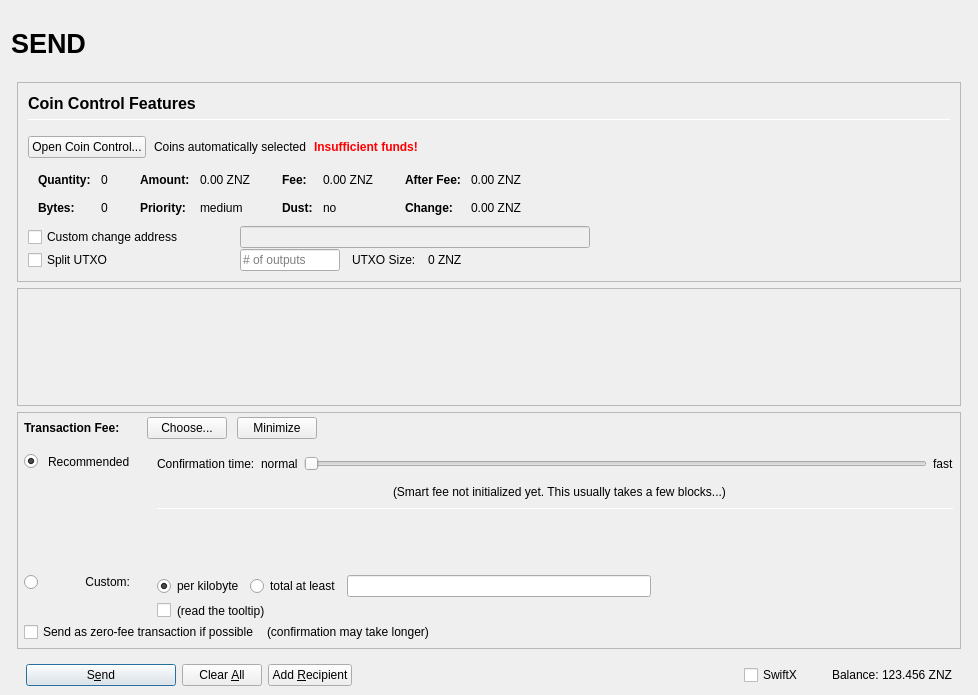
Qt form src/qt/forms/sendcoinsdialog.ui (ZENZO-Ecosystem/ZENZO-Core-Archive) before a commit.
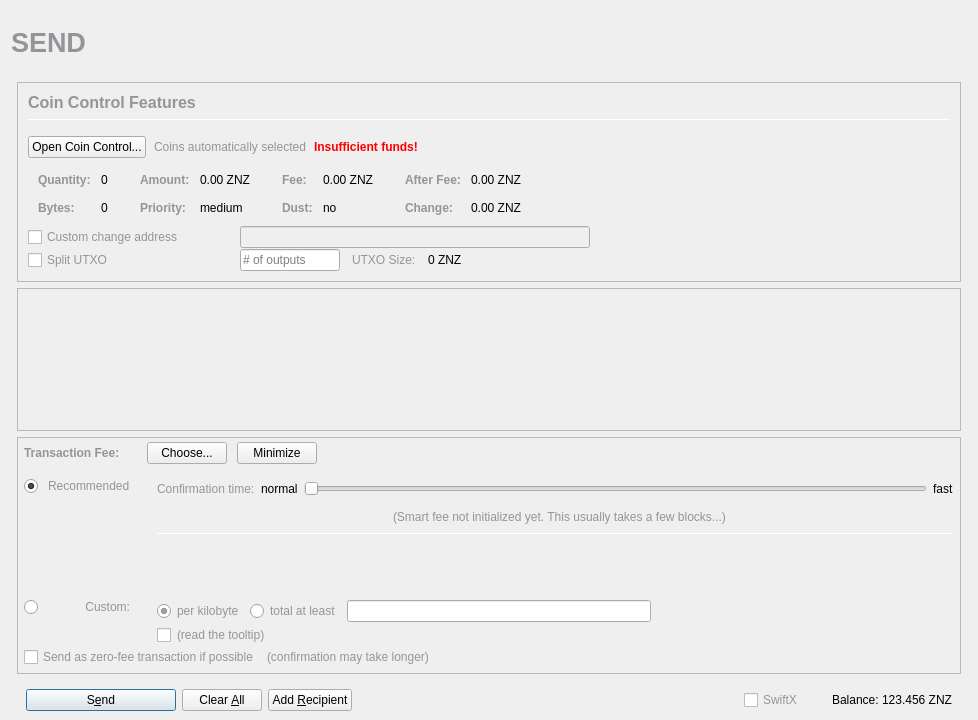
The same form after that commit. Icons and pictures are not drawn. Custom widgets are drawn as their Qt base class.

```diff
--- a/src/qt/forms/sendcoinsdialog.ui
+++ b/src/qt/forms/sendcoinsdialog.ui
@@ -10,7 +10,7 @@
     <x>0</x>
     <y>0</y>
     <width>978</width>
-    <height>695</height>
+    <height>720</height>
    </rect>
   </property>
   <property name="windowTitle">
@@ -79,7 +79,7 @@
              </font>
             </property>
             <property name="text">
-             <string>SEND</string>
+             <string>&lt;html&gt;&lt;head/&gt;&lt;body&gt;&lt;p&gt;&lt;span style=&quot; color:#939598;&quot;&gt;SEND&lt;/span&gt;&lt;/p&gt;&lt;/body&gt;&lt;/html&gt;</string>
             </property>
             <property name="alignment">
              <set>Qt::AlignLeading|Qt::AlignLeft|Qt::AlignVCenter</set>
@@ -235,7 +235,7 @@
                      <string notr="true">font-weight:bold;</string>
                     </property>
                     <property name="text">
-                     <string>Coin Control Features</string>
+                     <string>&lt;html&gt;&lt;head/&gt;&lt;body&gt;&lt;p&gt;&lt;span style=&quot; color:#939598;&quot;&gt;Coin Control Features&lt;/span&gt;&lt;/p&gt;&lt;/body&gt;&lt;/html&gt;</string>
                     </property>
                    </widget>
                   </item>
@@ -289,7 +289,7 @@
                 <item>
                  <widget class="QLabel" name="labelCoinControlAutomaticallySelected">
                   <property name="text">
-                   <string>Coins automatically selected</string>
+                   <string>&lt;html&gt;&lt;head/&gt;&lt;body&gt;&lt;p&gt;&lt;span style=&quot; color:#939598;&quot;&gt;Coins automatically selected&lt;/span&gt;&lt;/p&gt;&lt;/body&gt;&lt;/html&gt;</string>
                   </property>
                   <property name="margin">
                    <number>5</number>
@@ -397,7 +397,7 @@
                         </font>
                        </property>
                        <property name="text">
-                        <string>Quantity:</string>
+                        <string>&lt;html&gt;&lt;head/&gt;&lt;body&gt;&lt;p&gt;&lt;span style=&quot; color:#939598;&quot;&gt;Quantity:&lt;/span&gt;&lt;/p&gt;&lt;/body&gt;&lt;/html&gt;</string>
                        </property>
                        <property name="margin">
                         <number>0</number>
@@ -432,7 +432,7 @@
                         </font>
                        </property>
                        <property name="text">
-                        <string>Bytes:</string>
+                        <string>&lt;html&gt;&lt;head/&gt;&lt;body&gt;&lt;p&gt;&lt;span style=&quot; color:#939598;&quot;&gt;Bytes:&lt;/span&gt;&lt;/p&gt;&lt;/body&gt;&lt;/html&gt;</string>
                        </property>
                       </widget>
                      </item>
@@ -480,7 +480,7 @@
                         </font>
                        </property>
                        <property name="text">
-                        <string>Amount:</string>
+                        <string>&lt;html&gt;&lt;head/&gt;&lt;body&gt;&lt;p&gt;&lt;span style=&quot; color:#939598;&quot;&gt;Amount:&lt;/span&gt;&lt;/p&gt;&lt;/body&gt;&lt;/html&gt;</string>
                        </property>
                        <property name="margin">
                         <number>0</number>
@@ -512,7 +512,7 @@
                         </font>
                        </property>
                        <property name="text">
-                        <string>Priority:</string>
+                        <string>&lt;html&gt;&lt;head/&gt;&lt;body&gt;&lt;p&gt;&lt;span style=&quot; color:#939598;&quot;&gt;Priority:&lt;/span&gt;&lt;/p&gt;&lt;/body&gt;&lt;/html&gt;</string>
                        </property>
                       </widget>
                      </item>
@@ -560,7 +560,7 @@
                         </font>
                        </property>
                        <property name="text">
-                        <string>Fee:</string>
+                        <string>&lt;html&gt;&lt;head/&gt;&lt;body&gt;&lt;p&gt;&lt;span style=&quot; color:#939598;&quot;&gt;Fee:&lt;/span&gt;&lt;/p&gt;&lt;/body&gt;&lt;/html&gt;</string>
                        </property>
                        <property name="margin">
                         <number>0</number>
@@ -592,7 +592,7 @@
                         </font>
                        </property>
                        <property name="text">
-                        <string>Dust:</string>
+                        <string>&lt;html&gt;&lt;head/&gt;&lt;body&gt;&lt;p&gt;&lt;span style=&quot; color:#939598;&quot;&gt;Dust:&lt;/span&gt;&lt;/p&gt;&lt;/body&gt;&lt;/html&gt;</string>
                        </property>
                       </widget>
                      </item>
@@ -640,7 +640,7 @@
                         </font>
                        </property>
                        <property name="text">
-                        <string>After Fee:</string>
+                        <string>&lt;html&gt;&lt;head/&gt;&lt;body&gt;&lt;p&gt;&lt;span style=&quot; color:#939598;&quot;&gt;After Fee:&lt;/span&gt;&lt;/p&gt;&lt;/body&gt;&lt;/html&gt;</string>
                        </property>
                        <property name="margin">
                         <number>0</number>
@@ -672,7 +672,7 @@
                         </font>
                        </property>
                        <property name="text">
-                        <string>Change:</string>
+                        <string>&lt;html&gt;&lt;head/&gt;&lt;body&gt;&lt;p&gt;&lt;span style=&quot; color:#939598;&quot;&gt;Change:&lt;/span&gt;&lt;/p&gt;&lt;/body&gt;&lt;/html&gt;</string>
                        </property>
                       </widget>
                      </item>
@@ -736,6 +736,9 @@
                   <property name="toolTip">
                    <string>If this is activated, but the change address is empty or invalid, change will be sent to a newly generated address.</string>
                   </property>
+                  <property name="styleSheet">
+                   <string notr="true">color: rgb(147, 149, 152);</string>
+                  </property>
                   <property name="text">
                    <string>Custom change address</string>
                   </property>
@@ -812,6 +815,9 @@
                     <height>16777215</height>
                    </size>
                   </property>
+                  <property name="styleSheet">
+                   <string notr="true">color: rgb(147, 149, 152);</string>
+                  </property>
                   <property name="text">
                    <string>Split UTXO</string>
                   </property>
@@ -845,7 +851,7 @@
                 <item>
                  <widget class="QLabel" name="labelBlockSizeText">
                   <property name="text">
-                   <string>UTXO Size:</string>
+                   <string>&lt;html&gt;&lt;head/&gt;&lt;body&gt;&lt;p&gt;&lt;span style=&quot; color:#939598;&quot;&gt;UTXO Size:&lt;/span&gt;&lt;/p&gt;&lt;/body&gt;&lt;/html&gt;</string>
                   </property>
                  </widget>
                 </item>
@@ -900,8 +906,8 @@
             <rect>
              <x>0</x>
              <y>0</y>
-             <width>944</width>
-             <height>68</height>
+             <width>940</width>
+             <height>85</height>
             </rect>
            </property>
            <layout class="QVBoxLayout" name="verticalLayout_2" stretch="0,1">
@@ -1040,7 +1046,7 @@
                       <string notr="true">font-weight:bold;</string>
                      </property>
                      <property name="text">
-                      <string>Transaction Fee:</string>
+                      <string>&lt;html&gt;&lt;head/&gt;&lt;body&gt;&lt;p&gt;&lt;span style=&quot; color:#939598;&quot;&gt;Transaction Fee:&lt;/span&gt;&lt;/p&gt;&lt;/body&gt;&lt;/html&gt;</string>
                      </property>
                     </widget>
                    </item>
@@ -1185,7 +1191,7 @@
                   <item row="3" column="1">
                    <widget class="QLabel" name="labelCustomFee">
                     <property name="text">
-                     <string>Custom:</string>
+                     <string>&lt;html&gt;&lt;head/&gt;&lt;body&gt;&lt;p&gt;&lt;span style=&quot; color:#939598;&quot;&gt;Custom:&lt;/span&gt;&lt;/p&gt;&lt;/body&gt;&lt;/html&gt;</string>
                     </property>
                     <property name="alignment">
                      <set>Qt::AlignRight|Qt::AlignTop|Qt::AlignTrailing</set>
@@ -1204,6 +1210,9 @@
                         <property name="toolTip">
                          <string>If the custom fee is set to 1000 uZNZs and the transaction is only 250 bytes, then &quot;per kilobyte&quot; only pays 250 uZNZs in fee,&lt;br /&gt;while &quot;at least&quot; pays 1000 uZNZs. For transactions bigger than a kilobyte both pay by kilobyte.</string>
                         </property>
+                        <property name="styleSheet">
+                         <string notr="true">color: rgb(147, 149, 152);</string>
+                        </property>
                         <property name="text">
                          <string>per kilobyte</string>
                         </property>
@@ -1220,6 +1229,9 @@
                         <property name="toolTip">
                          <string>If the custom fee is set to 1000 uZNZs and the transaction is only 250 bytes, then &quot;per kilobyte&quot; only pays 250 uZNZs in fee,&lt;br /&gt;while &quot;total at least&quot; pays 1000 uZNZs. For transactions bigger than a kilobyte both pay by kilobyte.</string>
                         </property>
+                        <property name="styleSheet">
+                         <string notr="true">color: rgb(147, 149, 152);</string>
+                        </property>
                         <property name="text">
                          <string>total at least</string>
                         </property>
@@ -1253,6 +1265,9 @@
                         <property name="toolTip">
                          <string>Paying only the minimum fee is just fine as long as there is less transaction volume than space in the blocks.&lt;br /&gt;But be aware that this can end up in a never confirming transaction once there is more demand for ZNZ transactions than the network can process.</string>
                         </property>
+                        <property name="styleSheet">
+                         <string notr="true">color: rgb(147, 149, 152);</string>
+                        </property>
                         <property name="text">
                          <string/>
                         </property>
@@ -1267,7 +1282,7 @@
                          <string>Paying only the minimum fee is just fine as long as there is less transaction volume than space in the blocks.&lt;br /&gt;But be aware that this can end up in a never confirming transaction once there is more demand for ZNZ transactions than the network can process.</string>
                         </property>
                         <property name="text">
-                         <string>(read the tooltip)</string>
+                         <string>&lt;html&gt;&lt;head/&gt;&lt;body&gt;&lt;p&gt;&lt;span style=&quot; color:#939598;&quot;&gt;(read the tooltip)&lt;/span&gt;&lt;/p&gt;&lt;/body&gt;&lt;/html&gt;</string>
                         </property>
                         <property name="margin">
                          <number>5</number>
@@ -1294,7 +1309,7 @@
                   <item row="1" column="1">
                    <widget class="QLabel" name="labelSmartFee_2">
                     <property name="text">
-                     <string>Recommended</string>
+                     <string>&lt;html&gt;&lt;head/&gt;&lt;body&gt;&lt;p&gt;&lt;span style=&quot; color:#939598;&quot;&gt;Recommended&lt;/span&gt;&lt;/p&gt;&lt;/body&gt;&lt;/html&gt;</string>
                     </property>
                    </widget>
                   </item>
@@ -1314,7 +1329,7 @@
                       <item>
                        <widget class="QLabel" name="labelSmartFee3">
                         <property name="text">
-                         <string>Confirmation time:</string>
+                         <string>&lt;html&gt;&lt;head/&gt;&lt;body&gt;&lt;p&gt;&lt;span style=&quot; color:#939598;&quot;&gt;Confirmation time:&lt;/span&gt;&lt;/p&gt;&lt;/body&gt;&lt;/html&gt;</string>
                         </property>
                         <property name="margin">
                          <number>2</number>
@@ -1408,7 +1423,7 @@
                       <item>
                        <widget class="QLabel" name="labelSmartFee2">
                         <property name="text">
-                         <string>(Smart fee not initialized yet. This usually takes a few blocks...)</string>
+                         <string>&lt;html&gt;&lt;head/&gt;&lt;body&gt;&lt;p&gt;&lt;span style=&quot; color:#939598;&quot;&gt;(Smart fee not initialized yet. This usually takes a few blocks...)&lt;/span&gt;&lt;/p&gt;&lt;/body&gt;&lt;/html&gt;</string>
                         </property>
                         <property name="alignment">
                          <set>Qt::AlignLeading|Qt::AlignLeft|Qt::AlignVCenter</set>
@@ -1538,6 +1553,9 @@
                   </property>
                   <item>
                    <widget class="QCheckBox" name="checkBoxFreeTx">
+                    <property name="styleSheet">
+                     <string notr="true">color: rgb(147, 149, 152);</string>
+                    </property>
                     <property name="text">
                      <string>Send as zero-fee transaction if possible</string>
                     </property>
@@ -1546,7 +1564,7 @@
                   <item>
                    <widget class="QLabel" name="labelFreeTx">
                     <property name="text">
-                     <string>(confirmation may take longer)</string>
+                     <string>&lt;html&gt;&lt;head/&gt;&lt;body&gt;&lt;p&gt;&lt;span style=&quot; color:#939598;&quot;&gt;(confirmation may take longer)&lt;/span&gt;&lt;/p&gt;&lt;/body&gt;&lt;/html&gt;</string>
                     </property>
                     <property name="margin">
                      <number>5</number>
@@ -1712,6 +1730,9 @@
                  <height>0</height>
                 </size>
                </property>
+               <property name="styleSheet">
+                <string notr="true">color: rgb(147, 149, 152);</string>
+               </property>
                <property name="text">
                 <string>SwiftX</string>
                </property>
```
Left out of the diff: 1 changed line with no effect on the pictures.
